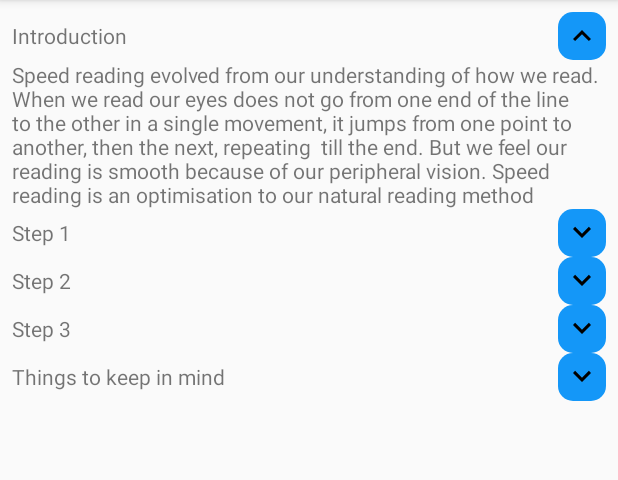
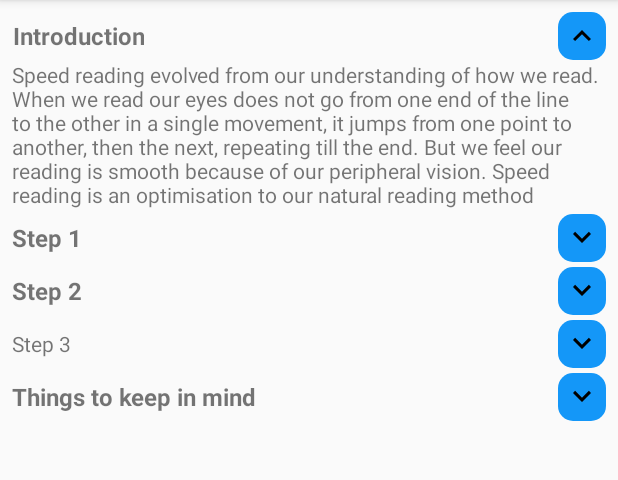
Before and after one commit to Nandu-D/SpeedReadingHelper, an Android app: the screen it shows after launch (MainActivity), on a phone screen of 412 x 824 dp, the part 84-564 px from its top. Run offline under Robolectric (Android 15) with nearby library versions, the phone set to English and light mode, and no system bars.

Commit message:
extracted string resource and added a style to step titles

```diff
--- a/app/src/main/res/layout/activity_main.xml
+++ b/app/src/main/res/layout/activity_main.xml
@@ -30,7 +30,8 @@
                     android:layout_height="wrap_content"
                     android:layout_alignParentStart="true"
                     android:layout_alignParentLeft="true"
-                    android:layout_alignParentTop="true">
+                    android:layout_alignParentTop="true"
+                    android:layout_marginBottom="3dp">
 
                     <TextView
                         android:id="@+id/introduction_title_text_view"
@@ -39,16 +40,17 @@
                         android:layout_above="@id/introduction_description_text_view"
                         android:layout_alignParentStart="true"
                         android:layout_alignParentLeft="true"
+                        style="@style/TitleTextView"
                         android:layout_alignParentTop="true"
                         android:gravity="center"
-                        android:text="Introduction" />
+                        android:text="@string/introduction" />
 
                     <ImageButton
                         android:id="@+id/introduction_expand_button"
+                        style="@style/ImageButtonStyle"
                         android:layout_width="wrap_content"
                         android:layout_height="wrap_content"
                         android:layout_alignParentTop="true"
-                        style="@style/ImageButtonStyle"
                         android:layout_alignParentEnd="true"
                         android:layout_alignParentRight="true"
                         android:src="@drawable/ic_keyboard_arrow_down_black_24dp" />
@@ -59,7 +61,7 @@
                         android:layout_height="wrap_content"
                         android:layout_below="@id/introduction_expand_button"
                         android:layout_alignParentLeft="true"
-                        android:text="Speed reading evolved from our understanding of how we read. When we read our eyes does not go from one end of the line to the other in a single movement, it jumps from one point to another, then the next, repeating  till the end. But we feel our reading is smooth because of our peripheral vision. Speed reading is an optimisation to our natural reading method" />
+                        android:text="@string/intro_description" />
                 </RelativeLayout>
 
                 <LinearLayout
@@ -69,6 +71,7 @@
                     android:layout_below="@id/introduction_relative_layout"
                     android:layout_alignParentStart="true"
                     android:layout_alignParentLeft="true"
+                    android:layout_marginBottom="3dp"
                     android:orientation="vertical">
 
                     <LinearLayout
@@ -81,13 +84,14 @@
                             android:layout_width="0dp"
                             android:layout_height="wrap_content"
                             android:layout_weight="1"
-                            android:text="Step 1" />
+                            style="@style/TitleTextView"
+                            android:text="@string/step_1" />
 
                         <ImageButton
                             android:id="@+id/step1_expand_button"
+                            style="@style/ImageButtonStyle"
                             android:layout_width="wrap_content"
                             android:layout_height="wrap_content"
-                            style="@style/ImageButtonStyle"
                             android:src="@drawable/ic_keyboard_arrow_down_black_24dp" />
                     </LinearLayout>
 
@@ -95,7 +99,7 @@
                         android:id="@+id/step1_explanation_text_view"
                         android:layout_width="match_parent"
                         android:layout_height="wrap_content"
-                        android:text="See each line as having 3 sections. Imagine an invisible dividing line if it helps. So when reading a line 'The weather is good to go skiing', imagine three sections. So splitting the line into the parts 'The weather', 'is good to' and 'go skiing' will achieve the goal" />
+                        android:text="@string/step1_description" />
                 </LinearLayout>
 
                 <LinearLayout
@@ -104,8 +108,9 @@
                     android:layout_height="wrap_content"
                     android:layout_below="@id/step1_relative_layout"
                     android:layout_alignParentStart="true"
-                    android:orientation="vertical"
-                    android:layout_alignParentLeft="true">
+                    android:layout_alignParentLeft="true"
+                    android:layout_marginBottom="3dp"
+                    android:orientation="vertical">
 
                     <LinearLayout
                         android:layout_width="match_parent"
@@ -117,14 +122,15 @@
                             android:layout_width="0dp"
                             android:layout_height="wrap_content"
                             android:layout_gravity="center"
+                            style="@style/TitleTextView"
                             android:layout_weight="1"
-                            android:text="Step 2" />
+                            android:text="@string/step_2" />
 
                         <ImageButton
                             android:id="@+id/step2_expand_button"
+                            style="@style/ImageButtonStyle"
                             android:layout_width="wrap_content"
                             android:layout_height="wrap_content"
-                            style="@style/ImageButtonStyle"
                             android:src="@drawable/ic_keyboard_arrow_down_black_24dp" />
                     </LinearLayout>
 
@@ -133,7 +139,7 @@
                         android:layout_width="match_parent"
                         android:layout_height="wrap_content"
                         android:layout_weight="1"
-                        android:text="Identify the center point of each section. Following the previous example you can choose 'weather', 'good' and 'go' as center points to focus. Once this step is done you will get an idea of the approximate position of where to look for center words, in the invisible sections, for each line" />
+                        android:text="@string/step2_description" />
                 </LinearLayout>
 
                 <LinearLayout
@@ -143,6 +149,7 @@
                     android:layout_below="@id/step2_linear_layout"
                     android:layout_alignParentStart="true"
                     android:layout_alignParentLeft="true"
+                    android:layout_marginBottom="3dp"
                     android:orientation="vertical">
 
                     <LinearLayout
@@ -155,13 +162,13 @@
                             android:layout_width="0dp"
                             android:layout_height="wrap_content"
                             android:layout_weight="1"
-                            android:text="Step 3" />
+                            android:text="@string/step_3" />
 
                         <ImageButton
                             android:id="@+id/step3_expand_button"
+                            style="@style/ImageButtonStyle"
                             android:layout_width="wrap_content"
                             android:layout_height="wrap_content"
-                            style="@style/ImageButtonStyle"
                             android:src="@drawable/ic_keyboard_arrow_down_black_24dp" />
                     </LinearLayout>
 
@@ -169,7 +176,7 @@
                         android:id="@+id/step3_explanation_text_view"
                         android:layout_width="match_parent"
                         android:layout_height="wrap_content"
-                        android:text="Fix your vision on the first center point, then jump to the next and complete the line by jumping to the last one. Again following from the above example, you will be looking at the words 'weather', 'good' and 'go' in succession. After the first line follow this pattern to read the entire text. With practice you will be able to read text at a very impressive speed" />
+                        android:text="@string/step3_description" />
                 </LinearLayout>
 
                 <LinearLayout
@@ -179,6 +186,7 @@
                     android:layout_below="@id/step3_relative_layout"
                     android:layout_alignParentStart="true"
                     android:layout_alignParentLeft="true"
+                    android:layout_marginBottom="3dp"
                     android:orientation="vertical">
 
                     <LinearLayout
@@ -191,12 +199,13 @@
                             android:layout_width="0dp"
                             android:layout_height="wrap_content"
                             android:layout_weight="1"
-                            android:text="Things to keep in mind" />
+                            style="@style/TitleTextView"
+                            android:text="@string/things_to_keep_in_mind" />
 
                         <ImageButton
                             android:id="@+id/things_to_keep_in_mind_expand_button"
+                            style="@style/ImageButtonStyle"
                             android:layout_width="wrap_content"
-                            style="@style/ImageButtonStyle"
                             android:layout_height="wrap_content"
                             android:src="@drawable/ic_keyboard_arrow_down_black_24dp" />
                     </LinearLayout>
@@ -205,7 +214,7 @@
                         android:id="@+id/things_to_keep_in_mind_description_text_view"
                         android:layout_width="match_parent"
                         android:layout_height="wrap_content"
-                        android:text="It is extremely useful to know what slows your reading on your journey to be a speed reader. One is vocalising the words we read in our mind. Second is going back and forth while reading. Don't read a line over and over again, you should aim to always go forward" />
+                        android:text="@string/things_to_keep_in_mind_description" />
                 </LinearLayout>
             </RelativeLayout>
         </FrameLayout>
--- a/app/src/main/res/values/strings.xml
+++ b/app/src/main/res/values/strings.xml
@@ -5,4 +5,15 @@
     <string name="hello_blank_fragment">Hello blank fragment</string>
     <string name="settingsAppBarTitle">Settings</string>
     <string name="switch_key">allow_expand_all</string>
+    <string name="introduction">Introduction</string>
+    <string name="intro_description">Speed reading evolved from our understanding of how we read. When we read our eyes does not go from one end of the line to the other in a single movement, it jumps from one point to another, then the next, repeating till the end. But we feel our reading is smooth because of our peripheral vision. Speed reading is an optimisation to our natural reading method</string>
+    <string name="step_1">Step 1</string>
+    <string name="step1_description">See each line as having 3 sections. Imagine an invisible dividing line if it helps. So when reading a line \'The weather is good to go skiing\', imagine three sections. So splitting the line into the parts \'The weather\', \'is good to\' and \'go skiing\' will achieve the goal</string>
+    <string name="step_2">Step 2</string>
+    <string name="step2_description">Identify the center point of each section. Following the previous example you can choose \'weather\', \'good\' and \'go\' as center points to focus. Once this step is done you will get an idea of the approximate position of where to look for center words, in the invisible sections, for each line</string>
+    <string name="step_3">Step 3</string>
+    <string name="step3_description">Fix your vision on the first center point, then jump to the next and complete the line by jumping to the last one. Again following from the above example, you will be looking at the words \'weather\', \'good\' and \'go\' in succession. After the first line follow this pattern to read the entire text. With practice you will be able to read text at a very impressive speed</string>
+    <string name="things_to_keep_in_mind">Things to keep in mind</string>
+    <string name="things_to_keep_in_mind_description">It is extremely useful to know what slows your reading on your journey to be a speed reader. One is vocalising the words we read in our mind. Second is going back and forth while reading. Don\'t read a line over and over again, you should aim to always go forward</string>
+    <string name="preference_summary">If unchecked only one step shows description, otherwise one or more steps can show its description at the same time</string>
 </resources>
--- a/app/src/main/res/values/styles.xml
+++ b/app/src/main/res/values/styles.xml
@@ -13,4 +13,8 @@
         <item name="android:padding">4dp</item>
     </style>
 
+    <style name="TitleTextView">
+        <item name="android:textSize">16sp</item>
+        <item name="android:textStyle">bold</item>
+    </style>
 </resources>
--- a/app/src/main/res/xml/preferences.xml
+++ b/app/src/main/res/xml/preferences.xml
@@ -3,5 +3,5 @@
     <SwitchPreference
         android:key="@string/switch_key"
         android:title="Allow expand all"
-        android:summary="If unchecked only one step shows description, otherwise one or more steps can show its description at the same time"/>
+        android:summary="@string/preference_summary"/>
 </PreferenceScreen>
```
